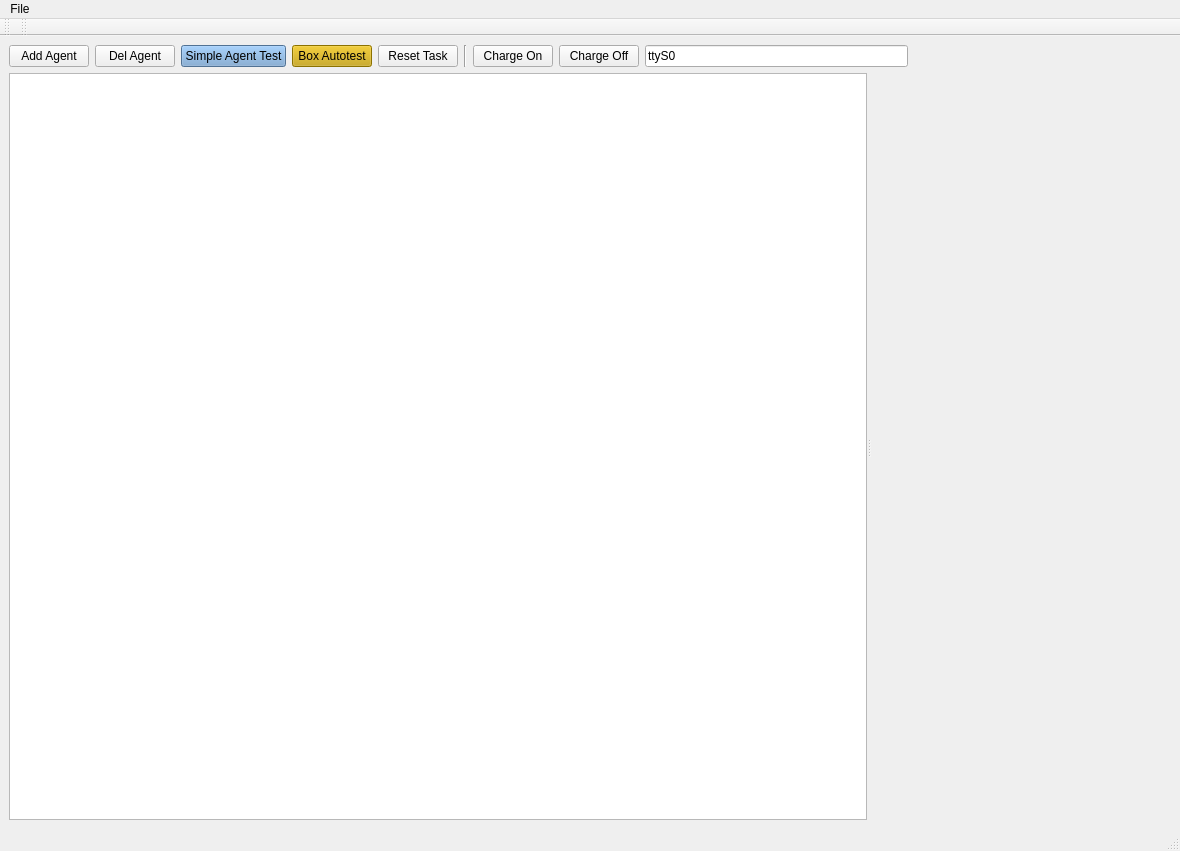
Before: the Qt Designer form App/AgentsManager/mainwindow.ui in break11/AutoStorage, drawn with Qt 5.
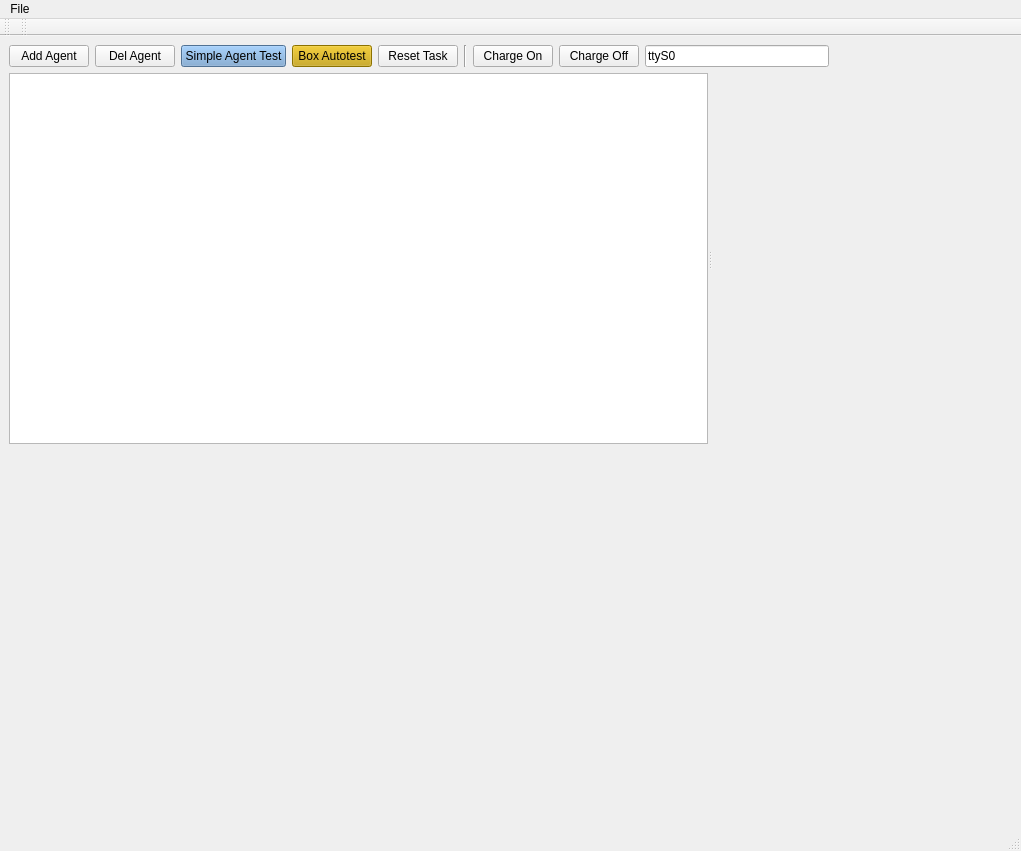
After: the same form once the commit is applied.

Commit message: Подготовка к загрузке схемы мест хранений из файла, автоматическому созданию кнопок для заданий.

Patch:
```diff
--- a/App/AgentsManager/mainwindow.ui
+++ b/App/AgentsManager/mainwindow.ui
@@ -6,7 +6,7 @@
    <rect>
     <x>0</x>
     <y>0</y>
-    <width>1180</width>
+    <width>1021</width>
     <height>851</height>
    </rect>
   </property>
@@ -185,6 +185,25 @@
       </widget>
      </widget>
     </item>
+    <item>
+     <widget class="QWidget" name="wStoragePlaces" native="true">
+      <layout class="QGridLayout" name="gridLayout">
+       <item row="0" column="0">
+        <spacer name="horizontalSpacer_2">
+         <property name="orientation">
+          <enum>Qt::Horizontal</enum>
+         </property>
+         <property name="sizeHint" stdset="0">
+          <size>
+           <width>40</width>
+           <height>20</height>
+          </size>
+         </property>
+        </spacer>
+       </item>
+      </layout>
+     </widget>
+    </item>
    </layout>
   </widget>
   <widget class="QStatusBar" name="statusbar"/>
@@ -221,7 +240,7 @@
     <rect>
      <x>0</x>
      <y>0</y>
-     <width>1180</width>
+     <width>1021</width>
      <height>22</height>
     </rect>
    </property>
```
The commit also changes 2 other files.
